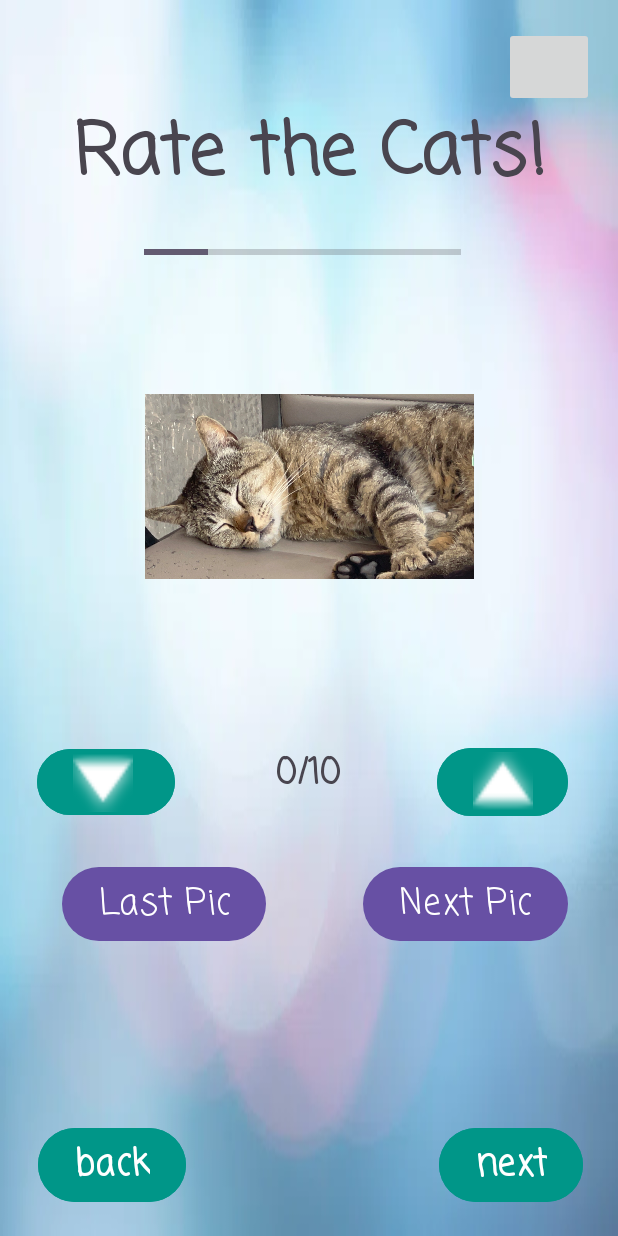
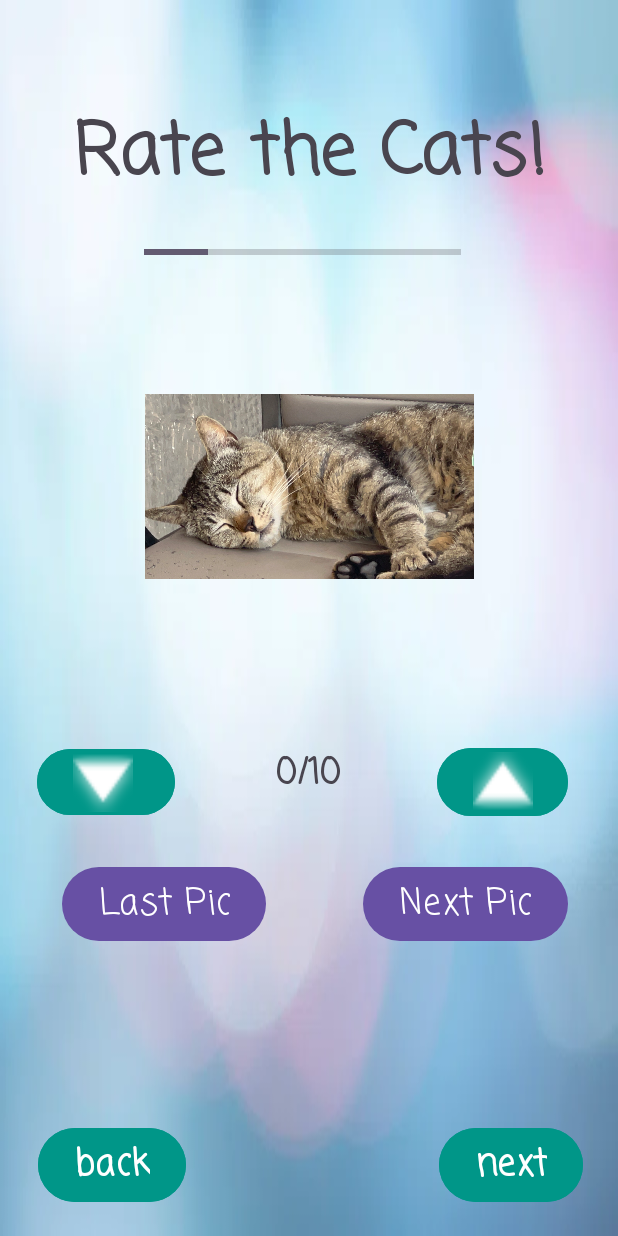
Before and after one commit to HelenPhamius/CSAFinal, an Android app: the MainActivity2 screen opened directly, with no data from a screen before it, after a tap on "Next Pic", on a phone screen of 412 x 824 dp. Run offline under Robolectric (Android 15) with nearby library versions, the phone set to English and light mode, and no system bars.

Commit message:
I am not doing the music T_T

```diff
--- a/app/src/main/res/layout/activity_main2.xml
+++ b/app/src/main/res/layout/activity_main2.xml
@@ -126,18 +126,6 @@
         app:layout_constraintTop_toTopOf="parent"
         app:layout_constraintVertical_bias="0.189" />
 
-    <ImageButton
-        android:id="@+id/imageButton"
-        android:layout_width="60dp"
-        android:layout_height="53dp"
-        app:layout_constraintBottom_toBottomOf="parent"
-        app:layout_constraintEnd_toEndOf="parent"
-        app:layout_constraintHorizontal_bias="0.954"
-        app:layout_constraintStart_toStartOf="parent"
-        app:layout_constraintTop_toTopOf="parent"
-        app:layout_constraintVertical_bias="0.023"
-        tools:srcCompat="@tools:sample/avatars" />
-
     <TextView
         android:id="@+id/textView"
         style="@style/whatIsThis"
```
Also changed, not shown: app/src/main/res/layout/activity_main.xml (+0 -12 lines), app/src/main/res/layout/activity_main3.xml (+0 -12 lines).
